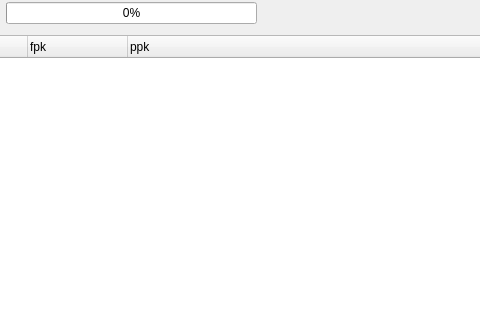
Before: the Qt Designer form ui/PlotCheckWidget.ui in penglecn/ChiaTools, drawn with Qt 5; both pictures show x 373 to 853 and y 0 to 320 of the 969 by 628 pixel window.
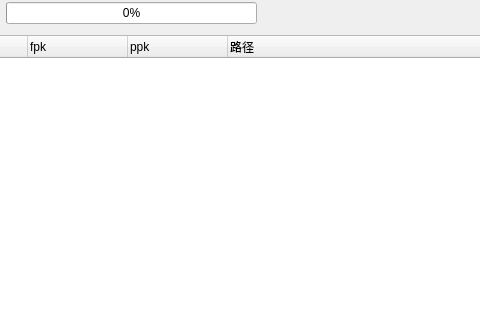
After: the same form once the commit is applied.

Commit message: 开发plot检查功能

Diff of the .ui file:
```diff
--- a/ui/PlotCheckWidget.ui
+++ b/ui/PlotCheckWidget.ui
@@ -102,6 +102,27 @@
    </item>
    <item>
     <widget class="QTreeWidget" name="treePlots">
+     <property name="sizePolicy">
+      <sizepolicy hsizetype="Expanding" vsizetype="Expanding">
+       <horstretch>0</horstretch>
+       <verstretch>0</verstretch>
+      </sizepolicy>
+     </property>
+     <property name="maximumSize">
+      <size>
+       <width>16777215</width>
+       <height>16777215</height>
+      </size>
+     </property>
+     <property name="focusPolicy">
+      <enum>Qt::NoFocus</enum>
+     </property>
+     <property name="selectionMode">
+      <enum>QAbstractItemView::ExtendedSelection</enum>
+     </property>
+     <property name="selectionBehavior">
+      <enum>QAbstractItemView::SelectRows</enum>
+     </property>
      <property name="rootIsDecorated">
       <bool>false</bool>
      </property>
@@ -141,6 +162,11 @@
        <string>ppk</string>
       </property>
      </column>
+     <column>
+      <property name="text">
+       <string>路径</string>
+      </property>
+     </column>
     </widget>
    </item>
   </layout>
```
The commit also changes 3 other files.
